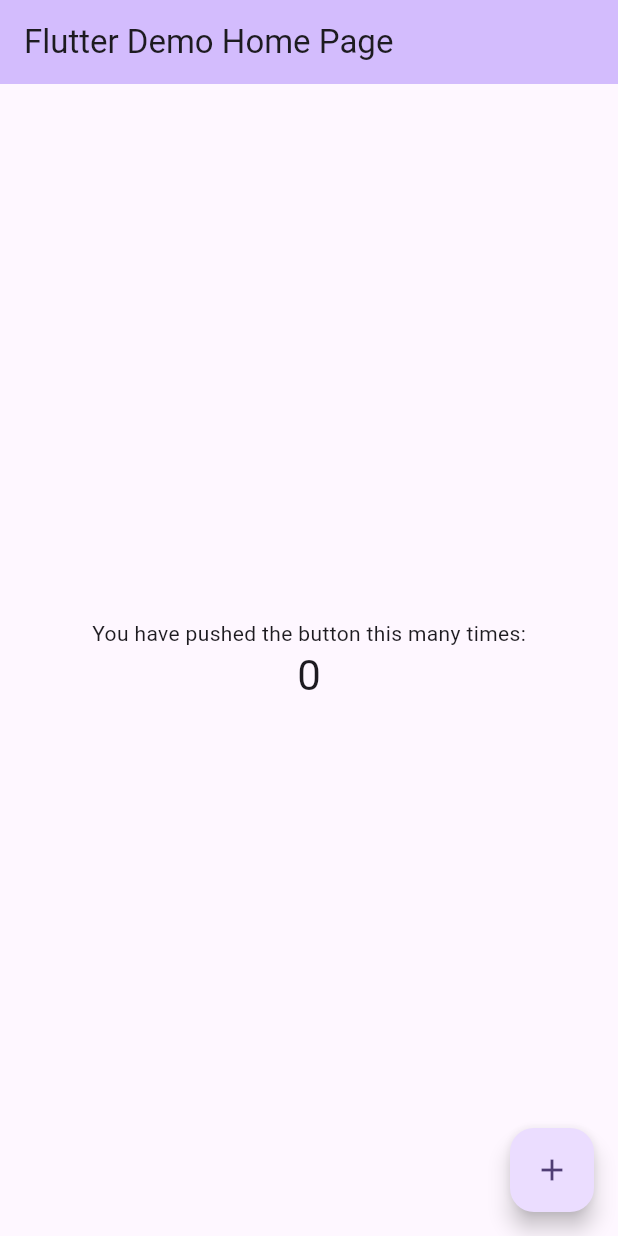
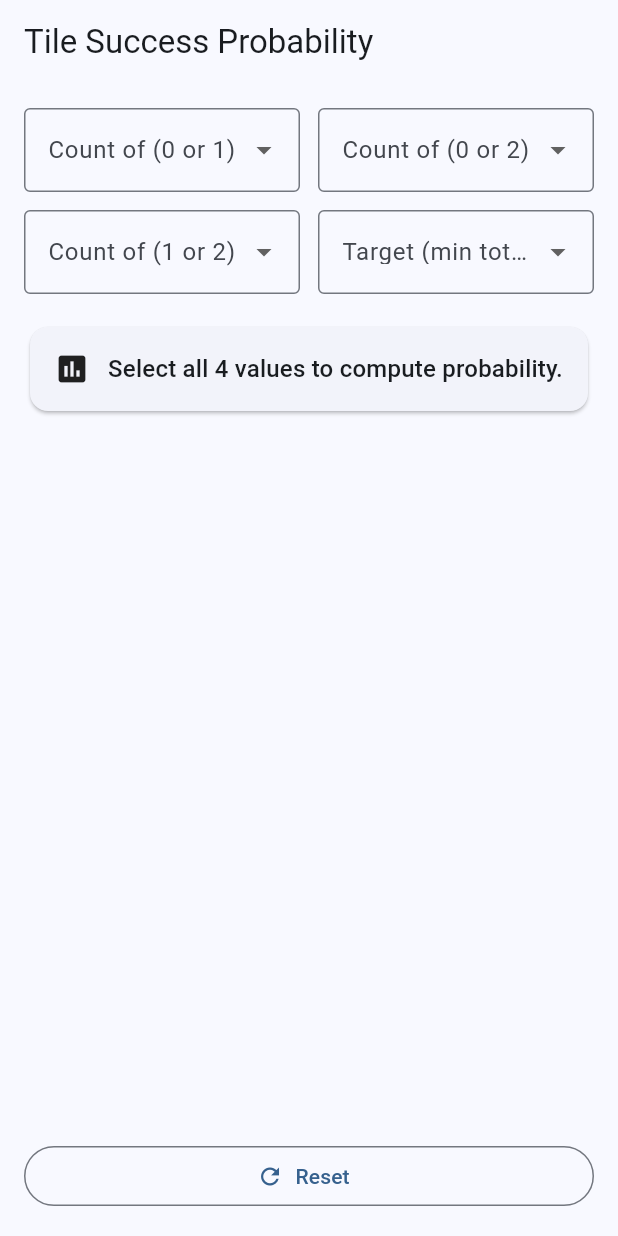
Before and after one commit to pvhelden/cta-probs, a Flutter app: the screen it shows after launch, on a phone screen of 412 x 824 dp. Run offline on Flutter 3.47's test engine with Material 3 defaults, Android fonts, the phone set to English and light mode, and no system bars.

Commit message:
Implements tile success probability calculator
Adds a Flutter app to calculate the probability of success based on tile configurations.

This commit introduces a UI with dropdowns to select the counts of different tile types (0/1, 0/2, 1/2) and a target value.
It then calculates and displays the probability of the sum of tile values being greater than or equal to the target.

The app uses a dynamic programming approach to efficiently compute the probability, considering the independent probabilities of each tile.
It also provides helpful hints on the possible range of the total sum based on user inputs.

```diff
--- a/lib/main.dart
+++ b/lib/main.dart
@@ -1,122 +1,264 @@
 import 'package:flutter/material.dart';
 
-void main() {
-  runApp(const MyApp());
-}
+void main() => runApp(const ProbApp());
 
-class MyApp extends StatelessWidget {
-  const MyApp({super.key});
+class ProbApp extends StatelessWidget {
+  const ProbApp({super.key});
 
-  // This widget is the root of your application.
   @override
   Widget build(BuildContext context) {
     return MaterialApp(
-      title: 'Flutter Demo',
-      theme: ThemeData(
-        // This is the theme of your application.
-        //
-        // TRY THIS: Try running your application with "flutter run". You'll see
-        // the application has a purple toolbar. Then, without quitting the app,
-        // try changing the seedColor in the colorScheme below to Colors.green
-        // and then invoke "hot reload" (save your changes or press the "hot
-        // reload" button in a Flutter-supported IDE, or press "r" if you used
-        // the command line to start the app).
-        //
-        // Notice that the counter didn't reset back to zero; the application
-        // state is not lost during the reload. To reset the state, use hot
-        // restart instead.
-        //
-        // This works for code too, not just values: Most code changes can be
-        // tested with just a hot reload.
-        colorScheme: ColorScheme.fromSeed(seedColor: Colors.deepPurple),
-      ),
-      home: const MyHomePage(title: 'Flutter Demo Home Page'),
+      title: 'Tile Success Probability',
+      theme: ThemeData(useMaterial3: true, colorSchemeSeed: Colors.blue),
+      home: const ProbHome(),
     );
   }
 }
 
-class MyHomePage extends StatefulWidget {
-  const MyHomePage({super.key, required this.title});
-
-  // This widget is the home page of your application. It is stateful, meaning
-  // that it has a State object (defined below) that contains fields that affect
-  // how it looks.
-
-  // This class is the configuration for the state. It holds the values (in this
-  // case the title) provided by the parent (in this case the App widget) and
-  // used by the build method of the State. Fields in a Widget subclass are
-  // always marked "final".
-
-  final String title;
+class ProbHome extends StatefulWidget {
+  const ProbHome({super.key});
 
   @override
-  State<MyHomePage> createState() => _MyHomePageState();
+  State<ProbHome> createState() => _ProbHomeState();
 }
 
-class _MyHomePageState extends State<MyHomePage> {
-  int _counter = 0;
+class _ProbHomeState extends State<ProbHome> {
+  // Dropdown ranges for counts. Adjust as you like.
+  static const int maxCount = 20;
+  final List<int> countOptions = List.generate(maxCount + 1, (i) => i); // 0..20
 
-  void _incrementCounter() {
-    setState(() {
-      // This call to setState tells the Flutter framework that something has
-      // changed in this State, which causes it to rerun the build method below
-      // so that the display can reflect the updated values. If we changed
-      // _counter without calling setState(), then the build method would not be
-      // called again, and so nothing would appear to happen.
-      _counter++;
-    });
+  int? count01; // tiles that are 0 or 1
+  int? count02; // tiles that are 0 or 2
+  int? count12; // tiles that are 1 or 2
+  int? target; // minimum target
+
+  double? probability;
+
+  int _maxPossibleSum(int a, int b, int c) => a * 1 + b * 2 + c * 2;
+
+  int _minPossibleSum(int a, int b, int c) => a * 0 + b * 0 + c * 1;
+
+  List<int> _targetOptionsForCurrentCounts() {
+    if (count01 == null || count02 == null || count12 == null) {
+      // fallback range if not selected yet
+      return List.generate(41, (i) => i); // 0..40
+    }
+    final a = count01!, b = count02!, c = count12!;
+    final minS = _minPossibleSum(a, b, c);
+    final maxS = _maxPossibleSum(a, b, c);
+    return List.generate(maxS - minS + 1, (i) => minS + i);
+  }
+
+  void _recomputeIfReady() {
+    if (count01 == null || count02 == null || count12 == null || target == null) {
+      setState(() => probability = null);
+      return;
+    }
+
+    final a = count01!;
+    final b = count02!;
+    final c = count12!;
+    final t = target!;
+
+    final p = probabilityAtLeastTarget(count01: a, count02: b, count12: c, target: t);
+
+    setState(() => probability = p);
+  }
+
+  /// Exact probability that total >= target
+  /// Tiles are independent and each is 50/50 between its two outcomes:
+  /// - 0/1, 0/2, 1/2
+  double probabilityAtLeastTarget({
+    required int count01,
+    required int count02,
+    required int count12,
+    required int target,
+  }) {
+    // dp[sum] = probability of achieving exactly `sum`
+    List<double> dp = [1.0];
+
+    void convolveFairTwoPoint(int v1, int v2, int times) {
+      for (int k = 0; k < times; k++) {
+        final next = List<double>.filled(dp.length + v2, 0.0);
+        for (int s = 0; s < dp.length; s++) {
+          final p = dp[s];
+          next[s + v1] += 0.5 * p;
+          next[s + v2] += 0.5 * p;
+        }
+        dp = next;
+      }
+    }
+
+    // Add count01 tiles of {0,1}
+    convolveFairTwoPoint(0, 1, count01);
+    // Add count02 tiles of {0,2}
+    convolveFairTwoPoint(0, 2, count02);
+    // Add count12 tiles of {1,2}
+    convolveFairTwoPoint(1, 2, count12);
+
+    double success = 0.0;
+    for (int s = 0; s < dp.length; s++) {
+      if (s >= target) success += dp[s];
+    }
+    return success;
+  }
+
+  Widget _dropdown({
+    required String label,
+    required int? value,
+    required List<int> items,
+    required ValueChanged<int?> onChanged,
+  }) {
+    return DropdownButtonFormField<int>(
+      initialValue: value,
+      decoration: InputDecoration(labelText: label, border: const OutlineInputBorder()),
+      items: items.map((n) => DropdownMenuItem<int>(value: n, child: Text('$n'))).toList(),
+      onChanged: (v) {
+        onChanged(v);
+        _recomputeIfReady();
+      },
+    );
   }
 
   @override
   Widget build(BuildContext context) {
-    // This method is rerun every time setState is called, for instance as done
-    // by the _incrementCounter method above.
-    //
-    // The Flutter framework has been optimized to make rerunning build methods
-    // fast, so that you can just rebuild anything that needs updating rather
-    // than having to individually change instances of widgets.
+    final targets = _targetOptionsForCurrentCounts();
+
+    final statusText = () {
+      if (probability == null) return 'Select all 4 values to compute probability.';
+      return 'Probability of success: ${(probability! * 100).toStringAsFixed(2)}%';
+    }();
+
+    final hintText = () {
+      if (count01 == null || count02 == null || count12 == null) return '';
+      final a = count01!, b = count02!, c = count12!;
+      final minS = _minPossibleSum(a, b, c);
+      final maxS = _maxPossibleSum(a, b, c);
+      return 'Possible total range: $minS … $maxS';
+    }();
+
     return Scaffold(
-      appBar: AppBar(
-        // TRY THIS: Try changing the color here to a specific color (to
-        // Colors.amber, perhaps?) and trigger a hot reload to see the AppBar
-        // change color while the other colors stay the same.
-        backgroundColor: Theme.of(context).colorScheme.inversePrimary,
-        // Here we take the value from the MyHomePage object that was created by
-        // the App.build method, and use it to set our appbar title.
-        title: Text(widget.title),
-      ),
-      body: Center(
-        // Center is a layout widget. It takes a single child and positions it
-        // in the middle of the parent.
+      appBar: AppBar(title: const Text('Tile Success Probability')),
+      body: Padding(
+        padding: const EdgeInsets.all(16),
         child: Column(
-          // Column is also a layout widget. It takes a list of children and
-          // arranges them vertically. By default, it sizes itself to fit its
-          // children horizontally, and tries to be as tall as its parent.
-          //
-          // Column has various properties to control how it sizes itself and
-          // how it positions its children. Here we use mainAxisAlignment to
-          // center the children vertically; the main axis here is the vertical
-          // axis because Columns are vertical (the cross axis would be
-          // horizontal).
-          //
-          // TRY THIS: Invoke "debug painting" (choose the "Toggle Debug Paint"
-          // action in the IDE, or press "p" in the console), to see the
-          // wireframe for each widget.
-          mainAxisAlignment: MainAxisAlignment.center,
-          children: <Widget>[
-            const Text('You have pushed the button this many times:'),
-            Text(
-              '$_counter',
-              style: Theme.of(context).textTheme.headlineMedium,
+          children: [
+            Row(
+              children: [
+                Expanded(
+                  child: _dropdown(
+                    label: 'Count of (0 or 1)',
+                    value: count01,
+                    items: countOptions,
+                    onChanged: (v) {
+                      setState(() {
+                        count01 = v;
+                        // If target becomes invalid, clear it.
+                        if (target != null && count01 != null && count02 != null && count12 != null) {
+                          final minS = _minPossibleSum(count01!, count02!, count12!);
+                          final maxS = _maxPossibleSum(count01!, count02!, count12!);
+                          if (target! < minS || target! > maxS) target = null;
+                        }
+                      });
+                    },
+                  ),
+                ),
+                const SizedBox(width: 12),
+                Expanded(
+                  child: _dropdown(
+                    label: 'Count of (0 or 2)',
+                    value: count02,
+                    items: countOptions,
+                    onChanged: (v) {
+                      setState(() {
+                        count02 = v;
+                        if (target != null && count01 != null && count02 != null && count12 != null) {
+                          final minS = _minPossibleSum(count01!, count02!, count12!);
+                          final maxS = _maxPossibleSum(count01!, count02!, count12!);
+                          if (target! < minS || target! > maxS) target = null;
+                        }
+                      });
+                    },
+                  ),
+                ),
+              ],
+            ),
+            const SizedBox(height: 12),
+            Row(
+              children: [
+                Expanded(
+                  child: _dropdown(
+                    label: 'Count of (1 or 2)',
+                    value: count12,
+                    items: countOptions,
+                    onChanged: (v) {
+                      setState(() {
+                        count12 = v;
+                        if (target != null && count01 != null && count02 != null && count12 != null) {
+                          final minS = _minPossibleSum(count01!, count02!, count12!);
+                          final maxS = _maxPossibleSum(count01!, count02!, count12!);
+                          if (target! < minS || target! > maxS) target = null;
+                        }
+                      });
+                    },
+                  ),
+                ),
+                const SizedBox(width: 12),
+                Expanded(
+                  child: _dropdown(
+                    label: 'Target (min total)',
+                    value: target,
+                    items: targets,
+                    onChanged: (v) => setState(() => target = v),
+                  ),
+                ),
+              ],
+            ),
+
+            if (hintText.isNotEmpty) ...[
+              const SizedBox(height: 10),
+              Align(
+                alignment: Alignment.centerLeft,
+                child: Text(hintText, style: Theme.of(context).textTheme.bodySmall),
+              ),
+            ],
+
+            const SizedBox(height: 18),
+
+            Card(
+              child: Padding(
+                padding: const EdgeInsets.all(16),
+                child: Row(
+                  children: [
+                    const Icon(Icons.assessment),
+                    const SizedBox(width: 12),
+                    Expanded(child: Text(statusText, style: Theme.of(context).textTheme.titleMedium)),
+                  ],
+                ),
+              ),
+            ),
+
+            const Spacer(),
+
+            SizedBox(
+              width: double.infinity,
+              child: OutlinedButton.icon(
+                icon: const Icon(Icons.refresh),
+                label: const Text('Reset'),
+                onPressed: () {
+                  setState(() {
+                    count01 = null;
+                    count02 = null;
+                    count12 = null;
+                    target = null;
+                    probability = null;
+                  });
+                },
+              ),
             ),
           ],
         ),
       ),
-      floatingActionButton: FloatingActionButton(
-        onPressed: _incrementCounter,
-        tooltip: 'Increment',
-        child: const Icon(Icons.add),
-      ), // This trailing comma makes auto-formatting nicer for build methods.
     );
   }
 }
```
